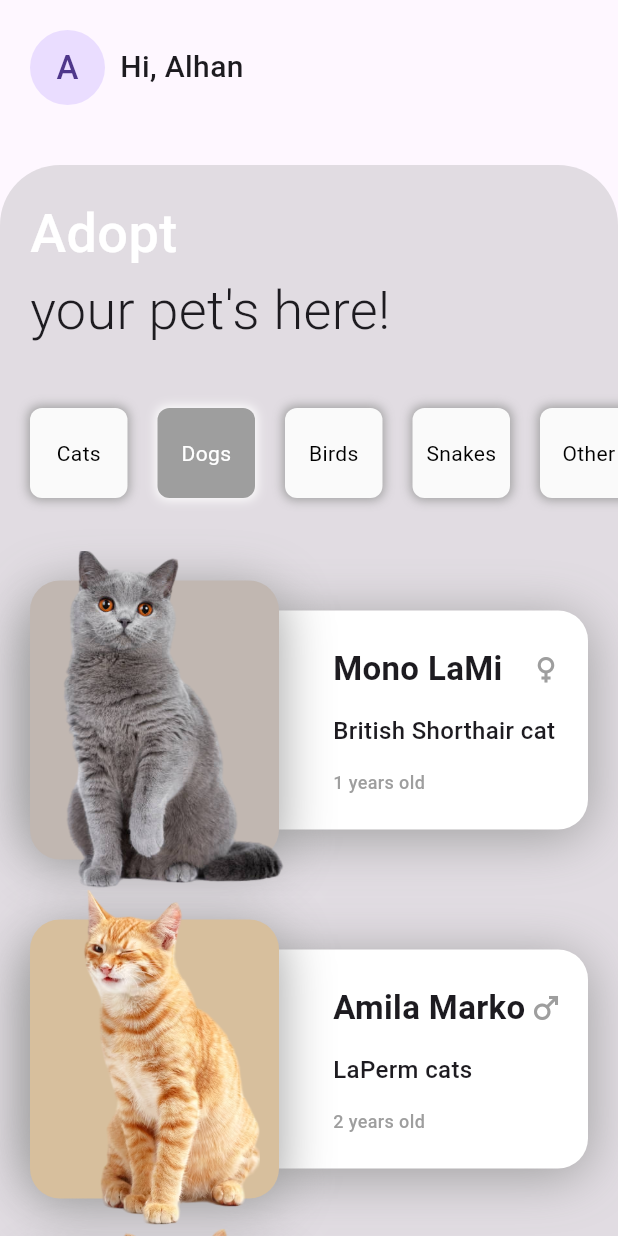
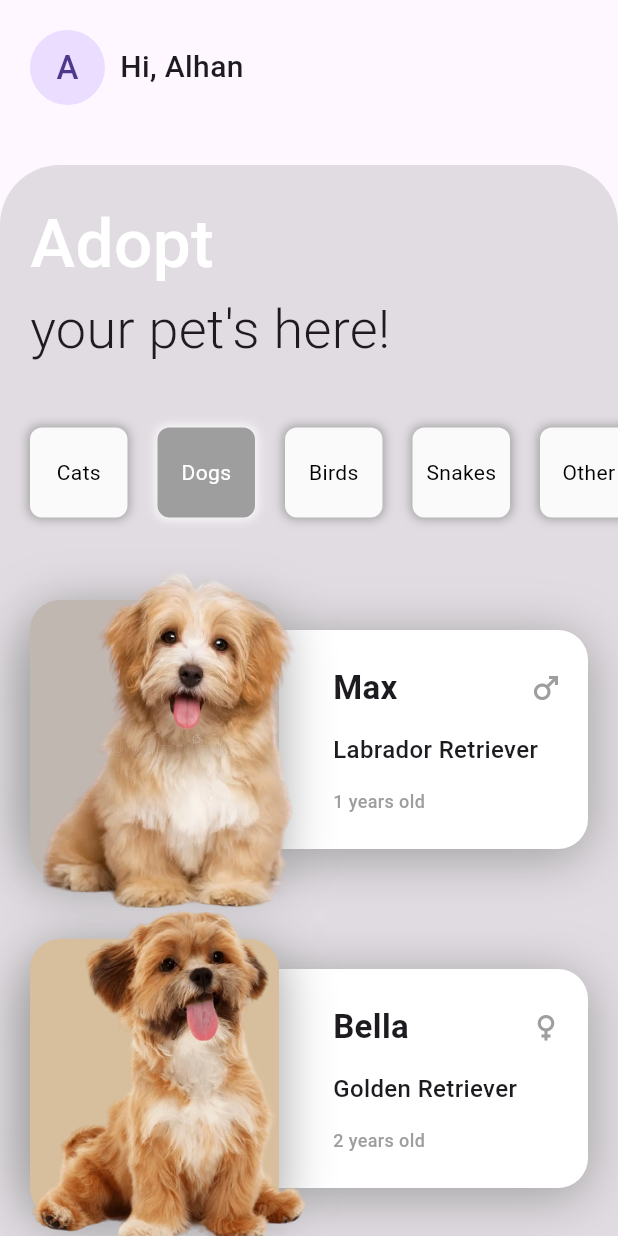
Before and after one commit to muhammed-suhaid/Petadopt, a Flutter app: the screen it shows after launch, after a tap on "Dogs", on a phone screen of 412 x 824 dp. Run offline on Flutter 3.47's test engine with Material 3 defaults, Android fonts, the phone set to English and light mode, and no system bars.

```diff
--- a/lib/components/my_card.dart
+++ b/lib/components/my_card.dart
@@ -4,28 +4,48 @@ import 'package:petadopt/models/pets_model.dart';
 import 'package:petadopt/screens/pet_details_screen.dart';
 
 class MyCard extends StatefulWidget {
-  const MyCard({super.key});
+  const MyCard({super.key, required this.selectedCategory});
+
+  final String selectedCategory;
 
   @override
   State<MyCard> createState() => _MyCardState();
 }
 
 class _MyCardState extends State<MyCard> {
+  List<PetsModel> petList = cats;
   @override
   Widget build(BuildContext context) {
+    debugPrint('Selected category in myCard: ${widget.selectedCategory}');
+    setState(() {
+      switch (widget.selectedCategory) {
+        case "Cats":
+          petList = cats;
+        case "Dogs":
+          petList = dogs;
+        case "Birds":
+          petList = birds;
+        case "Snakes":
+          petList = snakes;
+        case "Other":
+          petList = other;
+      }
+    });
     final size = MediaQuery.of(context).size;
-    List<PetsModel> catList = cats;
-    return ListView.builder(
+
+    return petList[0].name == ''
+        ? const Center(child: Text("No pets"))
+        : ListView.builder(
             shrinkWrap: true,
             physics: const NeverScrollableScrollPhysics(),
-      itemCount: catList.length,
+            itemCount: petList.length,
             itemBuilder: (context, index) {
-        PetsModel cat = catList[index];
+              PetsModel pet = petList[index];
               return InkWell(
                 onTap: () {
                   Navigator.push(context, MaterialPageRoute(
                     builder: (context) {
-                return PetDetailsScreen(pet: cat);
+                      return PetDetailsScreen(pet: pet);
                     },
                   ));
                 },
@@ -59,14 +79,16 @@ class _MyCardState extends State<MyCard> {
                               padding: const EdgeInsets.all(16),
                               child: Column(
                                 crossAxisAlignment: CrossAxisAlignment.start,
-                          mainAxisAlignment: MainAxisAlignment.spaceAround,
+                                mainAxisAlignment:
+                                    MainAxisAlignment.spaceAround,
                                 children: [
                                   Row(
-                              mainAxisAlignment: MainAxisAlignment.spaceBetween,
+                                    mainAxisAlignment:
+                                        MainAxisAlignment.spaceBetween,
                                     children: [
                                       Expanded(
                                         child: Text(
-                                    cat.name,
+                                          pet.name,
                                           maxLines: 1,
                                           style: const TextStyle(
                                             fontWeight: FontWeight.bold,
@@ -75,7 +97,7 @@ class _MyCardState extends State<MyCard> {
                                         ),
                                       ),
                                       Icon(
-                                  cat.sex.toLowerCase() == "male"
+                                        pet.sex.toLowerCase() == "male"
                                             ? Icons.male
                                             : Icons.female,
                                         color: Colors.grey,
@@ -83,7 +105,7 @@ class _MyCardState extends State<MyCard> {
                                     ],
                                   ),
                                   Text(
-                              cat.breed,
+                                    pet.breed,
                                     maxLines: 1,
                                     style: const TextStyle(
                                       fontWeight: FontWeight.w500,
@@ -91,7 +113,7 @@ class _MyCardState extends State<MyCard> {
                                     ),
                                   ),
                                   Text(
-                              "${cat.age} years old",
+                                    "${pet.age} years old",
                                     style: const TextStyle(
                                       fontWeight: FontWeight.w500,
                                       fontSize: 12,
@@ -110,7 +132,7 @@ class _MyCardState extends State<MyCard> {
                       height: size.width / 2 - 20,
                       margin: const EdgeInsets.all(20),
                       decoration: BoxDecoration(
-                  color: cat.color,
+                        color: pet.color,
                         borderRadius: BorderRadius.circular(20),
                         boxShadow: const [
                           BoxShadow(
@@ -124,7 +146,7 @@ class _MyCardState extends State<MyCard> {
                     SizedBox(
                       width: size.width / 2 + 20,
                       height: size.width / 2 + 20,
-                child: Image.asset(cat.image),
+                      child: Image.asset(pet.image),
                     ),
                   ],
                 ),
--- a/lib/components/my_category.dart
+++ b/lib/components/my_category.dart
@@ -1,8 +1,13 @@
 import 'package:flutter/material.dart';
 import 'package:petadopt/datas/pets_data.dart';
+import 'package:petadopt/models/pets_model.dart';
 
 class MyCategory extends StatefulWidget {
-  const MyCategory({super.key});
+  const MyCategory({
+    super.key,
+    required this.onCategorySelected,
+  });
+  final Function(String selectedCategory) onCategorySelected;
 
   @override
   State<MyCategory> createState() => _MyCategoryState();
@@ -27,6 +32,7 @@ class _MyCategoryState extends State<MyCategory> {
                 setState(() {
                   currentIndex = index;
                 });
+                widget.onCategorySelected(categoryList[index]);
               },
               child: Align(
                 alignment: Alignment.center,
--- a/lib/components/my_title.dart
+++ b/lib/components/my_title.dart
@@ -13,7 +13,7 @@ class MyTitle extends StatelessWidget {
           Text(
             "Adopt",
             style: TextStyle(
-              fontSize: 36,
+              fontSize: 45,
               fontWeight: FontWeight.w500,
               color: Colors.white,
             ),
--- a/lib/datas/pets_data.dart
+++ b/lib/datas/pets_data.dart
@@ -52,7 +52,7 @@ List<PetsModel> dogs = [
     image: 'assets/images/dog1.png',
     age: "1",
     origin: "UK",
-    sex: "Dog",
+    sex: "male",
     color: const Color(0xffC1B7B1),
     description:
         "Pets bring joy, companionship, and love into our lives. Whether furry, feathered, or scaled, they offer comfort and loyalty. From playful antics to gentle purrs, they teach us patience and responsibility.",
@@ -63,7 +63,7 @@ List<PetsModel> dogs = [
     image: 'assets/images/dog2.png',
     age: "2",
     origin: "Italy",
-    sex: "Dog",
+    sex: "female",
     color: const Color(0xffD7BF9D),
     description:
         "Pets bring joy, companionship, and love into our lives. Whether furry, feathered, or scaled, they offer comfort and loyalty. From playful antics to gentle purrs, they teach us patience and responsibility.",
@@ -74,7 +74,7 @@ List<PetsModel> dogs = [
     image: 'assets/images/dog3.png',
     age: "2.5",
     origin: "India",
-    sex: "Dog",
+    sex: "male",
     color: const Color(0xffB1D1FF),
     description:
         "Pets bring joy, companionship, and love into our lives. Whether furry, feathered, or scaled, they offer comfort and loyalty. From playful antics to gentle purrs, they teach us patience and responsibility.",
@@ -85,7 +85,7 @@ List<PetsModel> dogs = [
     image: 'assets/images/dog4.png',
     age: "2.5",
     origin: "India",
-    sex: "Dog",
+    sex: "female",
     color: const Color(0xffC1B7B1),
     description:
         "Pets bring joy, companionship, and love into our lives. Whether furry, feathered, or scaled, they offer comfort and loyalty. From playful antics to gentle purrs, they teach us patience and responsibility.",
@@ -96,7 +96,7 @@ List<PetsModel> dogs = [
     image: 'assets/images/dog5.png',
     age: "2.5",
     origin: "India",
-    sex: "Dog",
+    sex: "female",
     color: const Color(0xffB1D1FF),
     description:
         "Pets bring joy, companionship, and love into our lives. Whether furry, feathered, or scaled, they offer comfort and loyalty. From playful antics to gentle purrs, they teach us patience and responsibility.",
@@ -109,7 +109,7 @@ List<PetsModel> birds = [
     image: 'assets/images/bird1.png',
     age: "1",
     origin: "Nepal",
-    sex: "bird",
+    sex: "male",
     color: const Color(0xffC1B7B1),
     description:
         "Pets bring joy, companionship, and love into our lives. Whether furry, feathered, or scaled, they offer comfort and loyalty. From playful antics to gentle purrs, they teach us patience and responsibility.",
@@ -120,7 +120,7 @@ List<PetsModel> birds = [
     image: 'assets/images/bird2.png',
     age: "1",
     origin: "Fra",
-    sex: "Bird",
+    sex: "male",
     color: const Color(0xffC1B7B1),
     description:
         "Pets bring joy, companionship, and love into our lives. Whether furry, feathered, or scaled, they offer comfort and loyalty. From playful antics to gentle purrs, they teach us patience and responsibility.",
@@ -131,7 +131,7 @@ List<PetsModel> birds = [
     image: 'assets/images/bird3.png',
     age: "1",
     origin: " UK",
-    sex: "Bird",
+    sex: "male",
     color: const Color(0xffB1D1FF),
     description:
         "Pets bring joy, companionship, and love into our lives. Whether furry, feathered, or scaled, they offer comfort and loyalty. From playful antics to gentle purrs, they teach us patience and responsibility.",
@@ -142,7 +142,7 @@ List<PetsModel> birds = [
     image: 'assets/images/bird4.png',
     age: "2",
     origin: "NZ",
-    sex: "bird",
+    sex: "female",
     color: const Color(0xffC1B7B1),
     description:
         "Pets bring joy, companionship, and love into our lives. Whether furry, feathered, or scaled, they offer comfort and loyalty. From playful antics to gentle purrs, they teach us patience and responsibility.",
@@ -157,7 +157,8 @@ List<PetsModel> snakes = [
     origin: "",
     sex: "",
     color: const Color(0xffC1B7B1),
-      description: ""),
+    description: "",
+  ),
   PetsModel(
     name: '',
     breed: '',
--- a/lib/screens/home_screen.dart
+++ b/lib/screens/home_screen.dart
@@ -4,8 +4,21 @@ import 'package:petadopt/components/my_card.dart';
 import 'package:petadopt/components/my_category.dart';
 import 'package:petadopt/components/my_title.dart';
 
-class HomeScreen extends StatelessWidget {
+class HomeScreen extends StatefulWidget {
   const HomeScreen({super.key});
+
+  @override
+  State<HomeScreen> createState() => _HomeScreenState();
+}
+
+class _HomeScreenState extends State<HomeScreen> {
+  String selectedCategory = 'Cats';
+
+  void handleCategorySelection(String selectedCategory) {
+    setState(() {
+      this.selectedCategory = selectedCategory;
+    });
+  }
 
   @override
   Widget build(BuildContext context) {
@@ -29,15 +42,15 @@ class HomeScreen extends StatelessWidget {
                     top: Radius.circular(40),
                   ),
                 ),
-                child: const SingleChildScrollView(
-                  physics: BouncingScrollPhysics(),
+                child: SingleChildScrollView(
+                  physics: const BouncingScrollPhysics(),
                   child: Column(
                     crossAxisAlignment: CrossAxisAlignment.start,
                     children: [
-                      MyTitle(),
-                      MyCategory(),
-                      SizedBox(height: 15),
-                      MyCard(),
+                      const MyTitle(),
+                      MyCategory(onCategorySelected: handleCategorySelection),
+                      const SizedBox(height: 15),
+                      MyCard(selectedCategory: selectedCategory),
                     ],
                   ),
                 ),
--- a/lib/screens/pet_details_screen.dart
+++ b/lib/screens/pet_details_screen.dart
@@ -37,7 +37,7 @@ class PetDetailsScreen extends StatelessWidget {
                     alignment: Alignment.center,
                     child: Image.asset(
                       pet.image,
-                      fit: BoxFit.cover,
+                      fit: BoxFit.fill,
                     ),
                   ),
                 ),
@@ -154,7 +154,8 @@ class PetDetailsScreen extends StatelessWidget {
                         shadowColor: pet.color,
                         padding: const EdgeInsets.symmetric(vertical: 15),
                         shape: const RoundedRectangleBorder(
-                            borderRadius: BorderRadius.all(Radius.circular(10)))),
+                            borderRadius:
+                                BorderRadius.all(Radius.circular(10)))),
                     child: const Icon(
                       Icons.favorite_border_outlined,
                       color: Colors.white,
```
Lines whose indentation alone changed are shown as unchanged.
